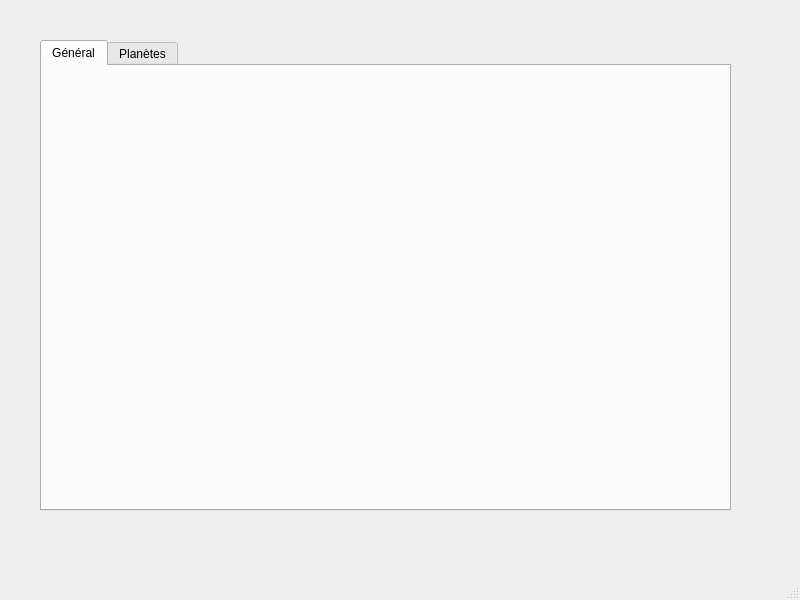
Before: the Qt Designer form mainwindow.ui in crocomo83/OgameHelper, drawn with Qt 5.
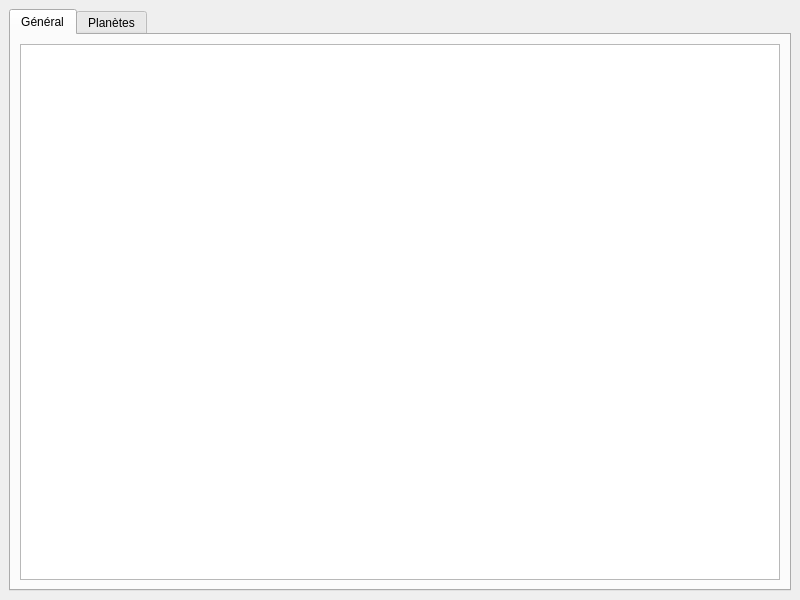
After: the same form once the commit is applied.

Diff of the .ui file:
```diff
--- a/mainwindow.ui
+++ b/mainwindow.ui
@@ -14,15 +14,9 @@
    <string>MainWindow</string>
   </property>
   <widget class="QWidget" name="centralwidget">
+   <layout class="QVBoxLayout" name="verticalLayout_2">
+    <item>
    <widget class="QTabWidget" name="tabGeneral">
-    <property name="geometry">
-     <rect>
-      <x>40</x>
-      <y>40</y>
-      <width>691</width>
-      <height>471</height>
-     </rect>
-    </property>
     <property name="currentIndex">
      <number>0</number>
     </property>
@@ -33,6 +27,58 @@
      <attribute name="title">
       <string>Général</string>
      </attribute>
+       <layout class="QVBoxLayout" name="verticalLayout">
+        <item>
+         <widget class="QTableWidget" name="research">
+          <property name="enabled">
+           <bool>true</bool>
+          </property>
+          <property name="showGrid">
+           <bool>false</bool>
+          </property>
+          <property name="wordWrap">
+           <bool>true</bool>
+          </property>
+          <property name="rowCount">
+           <number>16</number>
+          </property>
+          <property name="columnCount">
+           <number>3</number>
+          </property>
+          <attribute name="horizontalHeaderVisible">
+           <bool>false</bool>
+          </attribute>
+          <attribute name="horizontalHeaderHighlightSections">
+           <bool>false</bool>
+          </attribute>
+          <attribute name="verticalHeaderVisible">
+           <bool>false</bool>
+          </attribute>
+          <attribute name="verticalHeaderHighlightSections">
+           <bool>false</bool>
+          </attribute>
+          <row/>
+          <row/>
+          <row/>
+          <row/>
+          <row/>
+          <row/>
+          <row/>
+          <row/>
+          <row/>
+          <row/>
+          <row/>
+          <row/>
+          <row/>
+          <row/>
+          <row/>
+          <row/>
+          <column/>
+          <column/>
+          <column/>
+         </widget>
+        </item>
+       </layout>
     </widget>
     <widget class="QWidget" name="planets">
      <attribute name="title">
@@ -40,18 +86,9 @@
      </attribute>
     </widget>
    </widget>
+    </item>
+   </layout>
   </widget>
-  <widget class="QMenuBar" name="menubar">
-   <property name="geometry">
-    <rect>
-     <x>0</x>
-     <y>0</y>
-     <width>800</width>
-     <height>26</height>
-    </rect>
-   </property>
-  </widget>
-  <widget class="QStatusBar" name="statusbar"/>
  </widget>
  <resources/>
  <connections/>
```
Lines whose indentation alone changed are shown as unchanged.
